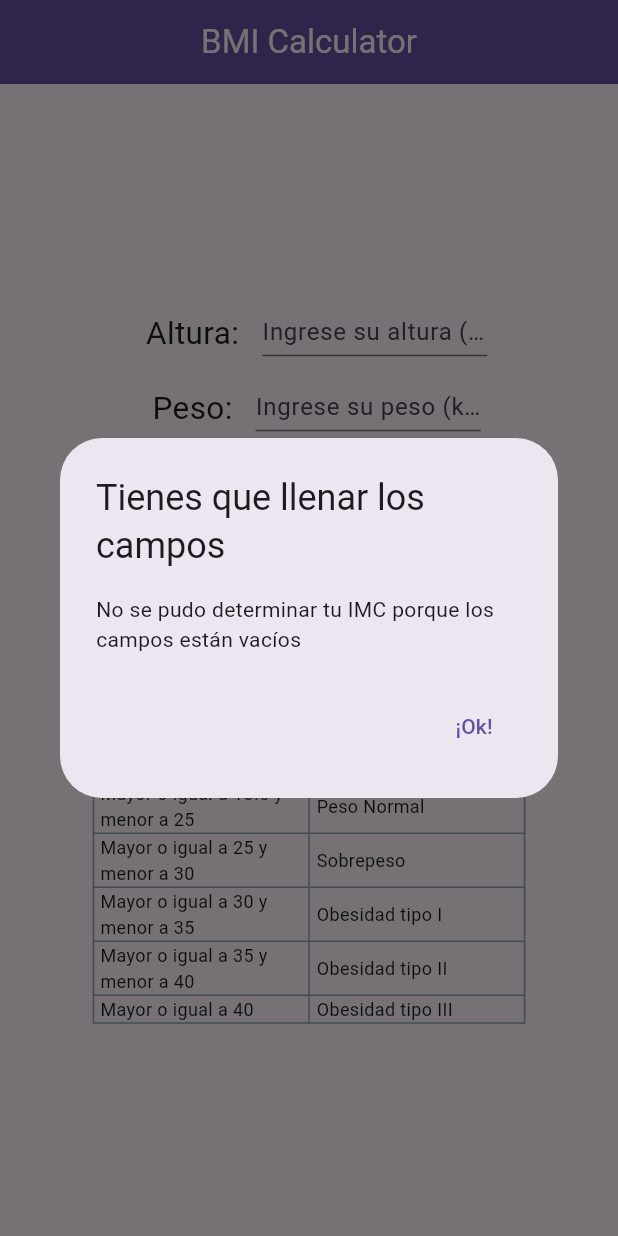
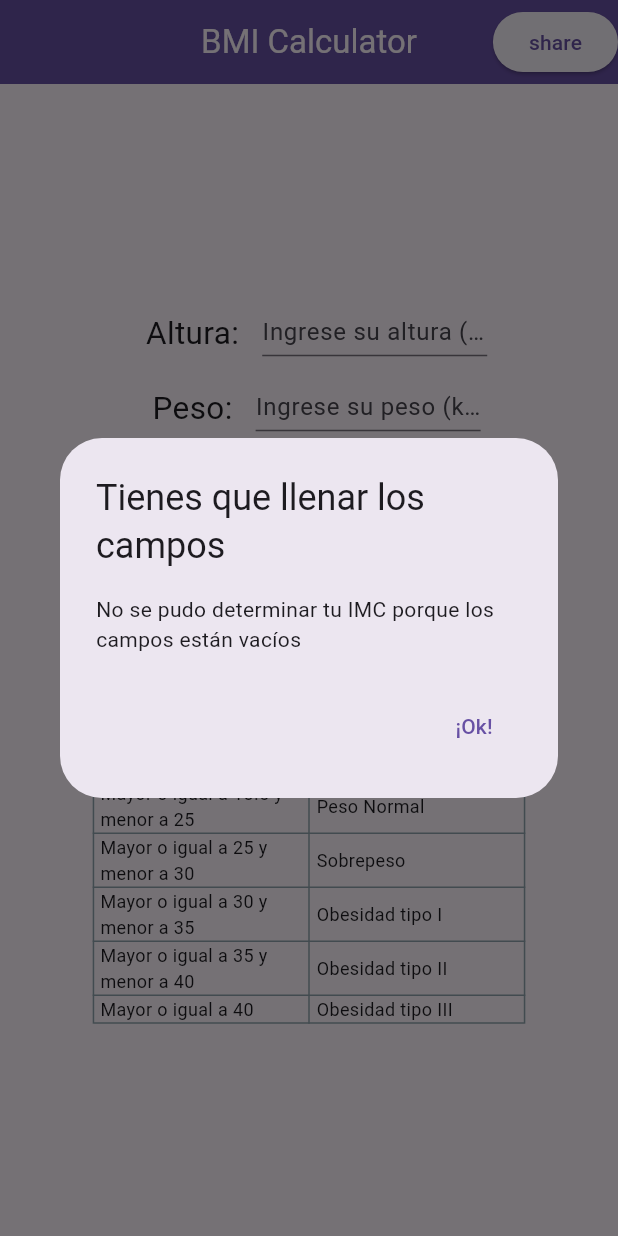
Before and after one commit to BionicHawk/bmi_calculator, a Flutter app: the screen it shows after launch, after a tap on "Calcular", on a phone screen of 412 x 824 dp. Run offline on Flutter 3.47's test engine with Material 2 defaults, Android fonts, the phone set to English and light mode, and no system bars; drawn by our look-alikes of screenshot; our stand-ins replace share_plus.

Commit message:
Added screenshot and share button

```diff
--- a/lib/main.dart
+++ b/lib/main.dart
@@ -2,7 +2,10 @@ import "package:bmi_calculator/screens/home_page.dart";
 import "package:flutter/material.dart";
 import "package:flutter/services.dart";
 
-void main() => runApp(const MyApp());
+void main() {
+  WidgetsFlutterBinding.ensureInitialized();
+  runApp(const MyApp());
+}
 
 class MyApp extends StatelessWidget {
   const MyApp({super.key});
--- /dev/null
+++ b/lib/screens/components/share_button.dart
@@ -0,0 +1,39 @@
+import 'dart:io';
+import 'dart:typed_data';
+
+import 'package:flutter/material.dart';
+import 'package:path_provider/path_provider.dart';
+import 'package:screenshot/screenshot.dart';
+import 'package:share_plus/share_plus.dart';
+
+class ShareButton extends StatelessWidget {
+  final ScreenshotController screenshotController;
+
+  const ShareButton({super.key, required this.screenshotController});
+
+  @override
+  Widget build(BuildContext context) {
+    return ElevatedButton(
+        onPressed: () async {
+          final image = await screenshotController.capture();
+          if (image == null) return;
+          await saveAndShare(image);
+        },
+        child: const Text("share"));
+  }
+
+  saveImage(Uint8List bytes) async {
+    final Directory directory = await getApplicationDocumentsDirectory();
+    final image = File('${directory.path}/flutter.png');
+    image.writeAsBytesSync(bytes);
+
+    await Share.shareXFiles(image.path as List<XFile>);
+  }
+
+  Future saveAndShare(Uint8List bytes) async {
+    final directory = await getApplicationDocumentsDirectory();
+    final image = File('${directory.path}/flutter.png');
+    image.writeAsBytesSync(bytes);
+    await Share.shareFiles([image.path]);
+  }
+}
--- a/lib/screens/home_page.dart
+++ b/lib/screens/home_page.dart
@@ -1,5 +1,6 @@
 import 'dart:math';
 import 'package:bmi_calculator/screens/components/alert_bmi.dart';
+import 'package:bmi_calculator/screens/components/share_button.dart';
 import 'package:bmi_calculator/screens/components/table.dart';
 import 'package:flutter/material.dart';
 import 'package:screenshot/screenshot.dart';
@@ -104,6 +105,9 @@ class _HomePageState extends State<HomePage> {
             foregroundColor: (isDarkModeEnabled)
                 ? Theme.of(context).primaryColorLight
                 : Theme.of(context).cardColor,
+            actions: [
+              ShareButton(screenshotController: screenshotController)
+            ],
           ),
           body: Column(
             mainAxisAlignment: MainAxisAlignment.center,
@@ -137,9 +141,6 @@ class _HomePageState extends State<HomePage> {
                             bmiCatalog: "¡Tienes $bmiCatalog!",
                             bmiResult:
                                 "¡Tu índice es $bmiResult, $recommendation!");
-                        () async{
-                          await screenshotController.capture();
-                        };
                       } else {
                         showAlertDialog(context,
                             bmiCatalog: "Tienes que llenar los campos",
```
Also changed, not shown: 5 other files.
